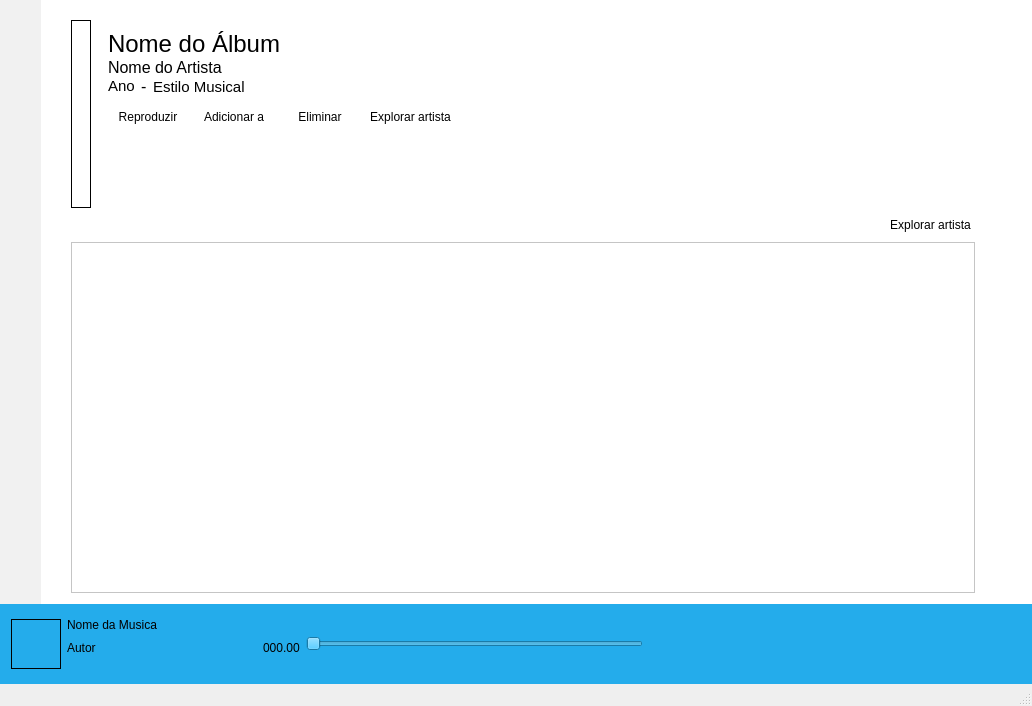
First picture: the form in media5/mainwindow.ui, repository Grupo-9-EngenhariaSoftware2016/Media-Player, before the edit.
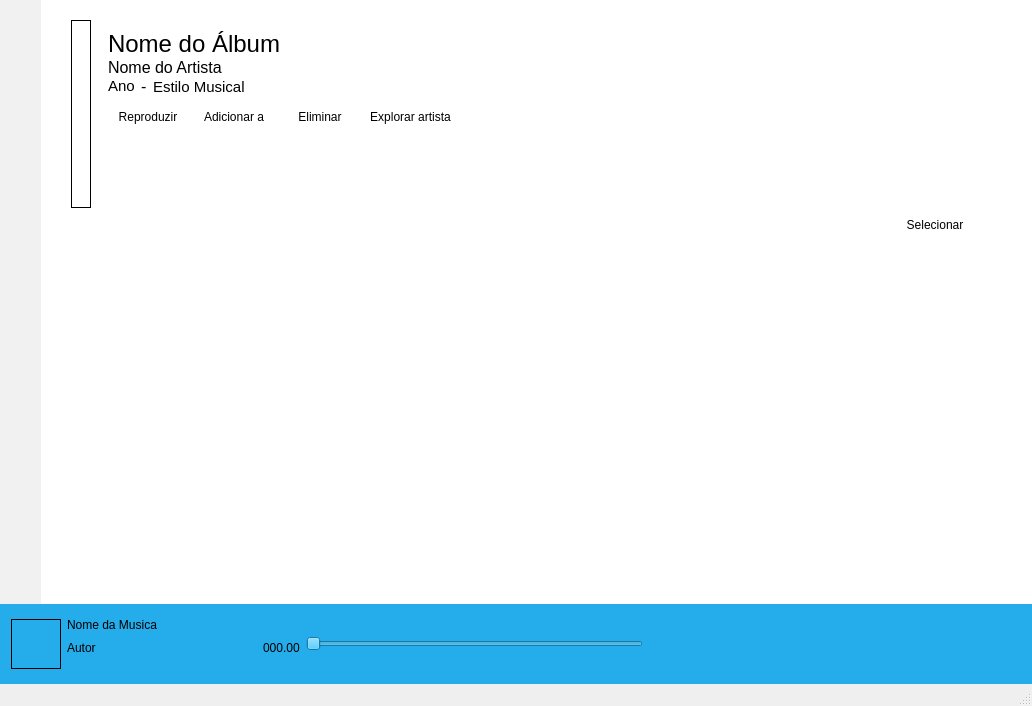
Second picture: the form after the edit. The open tabs and pages were chosen to show the change. Icons and pictures are not drawn.

```diff
--- a/media5/mainwindow.ui
+++ b/media5/mainwindow.ui
@@ -1563,7 +1563,7 @@
            </widget>
           </item>
           <item row="5" column="6">
-           <widget class="QPushButton" name="page_album_info_button_1">
+           <widget class="QPushButton" name="page_album_info_button_exploreArtist">
             <property name="text">
              <string>Explorar artista</string>
             </property>
@@ -1656,9 +1656,9 @@
          </widget>
         </item>
         <item row="2" column="2" alignment="Qt::AlignRight">
-         <widget class="QPushButton" name="page_album_info_button_exploreArtist">
+         <widget class="QPushButton" name="page_album_info_button_select">
           <property name="text">
-           <string>Explorar artista</string>
+           <string>Selecionar</string>
           </property>
           <property name="icon">
            <iconset resource="icons/img.qrc">
@@ -1670,10 +1670,46 @@
          </widget>
         </item>
         <item row="3" column="0" colspan="3">
-         <widget class="QListView" name="page_album_info_listView">
+         <widget class="QTableWidget" name="page_album_info_tableWidget">
           <property name="styleSheet">
            <string notr="true">background</string>
           </property>
+          <property name="frameShape">
+           <enum>QFrame::NoFrame</enum>
+          </property>
+          <property name="horizontalScrollBarPolicy">
+           <enum>Qt::ScrollBarAsNeeded</enum>
+          </property>
+          <property name="editTriggers">
+           <set>QAbstractItemView::NoEditTriggers</set>
+          </property>
+          <property name="alternatingRowColors">
+           <bool>true</bool>
+          </property>
+          <property name="selectionMode">
+           <enum>QAbstractItemView::ExtendedSelection</enum>
+          </property>
+          <property name="selectionBehavior">
+           <enum>QAbstractItemView::SelectRows</enum>
+          </property>
+          <property name="textElideMode">
+           <enum>Qt::ElideLeft</enum>
+          </property>
+          <property name="showGrid">
+           <bool>false</bool>
+          </property>
+          <attribute name="horizontalHeaderVisible">
+           <bool>false</bool>
+          </attribute>
+          <attribute name="horizontalHeaderHighlightSections">
+           <bool>false</bool>
+          </attribute>
+          <attribute name="horizontalHeaderStretchLastSection">
+           <bool>true</bool>
+          </attribute>
+          <attribute name="verticalHeaderVisible">
+           <bool>false</bool>
+          </attribute>
          </widget>
         </item>
         <item row="0" column="0">
```
Left out of the diff: 75 changed lines with no effect on the pictures.
